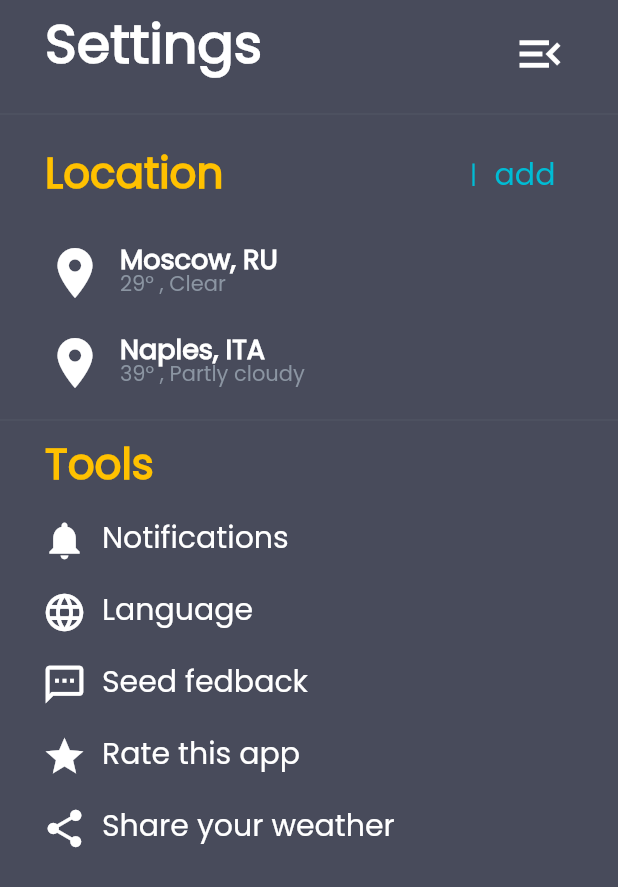
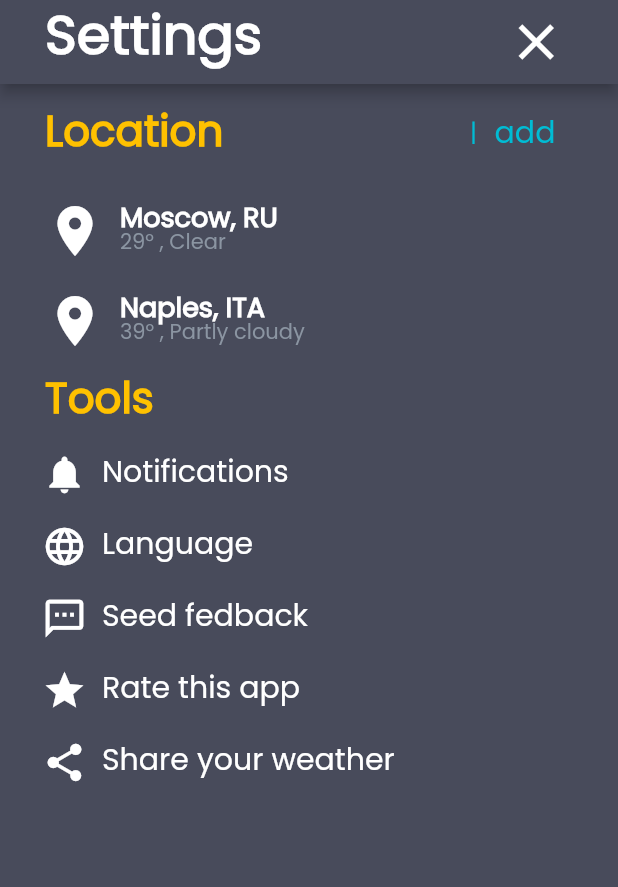
Before and after one commit to ALI-BABAI/weather_forecast_app, a Flutter app: the SettingsScreen screen opened directly, on a phone screen of 412 x 824 dp. Shown: the top 887 px of the screen. Run offline on Flutter 3.47's test engine with Material 2 defaults, Android fonts, the phone set to English and light mode, and no system bars; our stand-ins replace simple_gradient_text.

Commit message:
Оптимизация кода в экрана настроек
- переключение города свайпами на главном экране
- работа с данными

Доработки:
- фиксы говнокода - работа над оптимизацией кода!
- адаптивное изменение отступов в поле 'TOOLS' экрана настроек
(CustomSingleChildLayout и CustomMultiChildLayout используя можно добиться этого)
- определить текущий час и заполнить виджет на следующие 24 часа
- cделать адаптивный margin у виджета отображения погоды  на 24 часа (на устройствах с большим экраном данный виджет не растягивается по всей ширине)
- продолжить сборку ресурсов для проекта.

Открытые вопросы:
- виджет IconButton отображается без стилей*
- как реализуется пунктирный разделитель?
- AppBar или кастомный виджет для шапки приложения?
- исправить градиентную заливку фона
- меню настроек через  DRAWER компонент или отдельное окно?

```diff
--- a/lib/main.dart
+++ b/lib/main.dart
@@ -1,6 +1,5 @@
 import 'package:flutter/material.dart';
 import 'package:weather_forecast_app/screens/home_screen/home_screen.dart';
-import 'package:weather_forecast_app/screens/settings_screen.dart';
 import 'package:weather_forecast_app/theme/text.dart';
 import 'theme/colors.dart';
 
--- a/lib/screens/settings_screen.dart
+++ b/lib/screens/settings_screen.dart
@@ -1,3 +1,6 @@
+// можно сделать через DRAWER компонент
+// https://api.flutter.dev/flutter/material/Drawer-class.html
+
 import 'package:flutter/material.dart';
 import 'package:weather_forecast_app/screens/home_screen/home_screen.dart';
 import 'package:weather_forecast_app/theme/colors.dart';
@@ -5,60 +8,48 @@ import 'package:weather_forecast_app/theme/text.dart';
 
 void exitScreen() {}
 
-// Адаптивное изменение отступов в поле 'TOOLS'
-// Создать список кнопок и добавить оптимизацию кода
-// Виджет IconButton теряет свои визуальные эффекты при нажатии
 class SettingsScreen extends StatelessWidget {
   const SettingsScreen({super.key});
 
   @override
   Widget build(BuildContext context) {
     return Scaffold(
-      body: Container(
-        decoration: const BoxDecoration(
-          color: Color(0xFF484B5B),
+      appBar: AppBar(
+        elevation: 4, // тень
+        titleSpacing: 30,
+        title: Text(
+          'Settings',
+          style: poppinsRegularExtended(36, whiteColor, FontWeight.w600),
         ),
-        alignment: Alignment.center,
-        child: ListView(children: [
-          Column(
-              crossAxisAlignment: CrossAxisAlignment.center,
-              mainAxisAlignment: MainAxisAlignment.spaceBetween,
-              children: [
-                Padding(
-                  padding:
-                      const EdgeInsets.symmetric(horizontal: 30, vertical: 10),
-                  child: Row(
-                      mainAxisAlignment: MainAxisAlignment.spaceBetween,
-                      children: [
-                        Text(
-                          'Settings',
-                          style: poppinsRegularExtended(
-                              36, whiteColor, FontWeight.w900),
-                        ),
-                        IconButton(
+        backgroundColor: const Color(0xFF484B5B),
+        automaticallyImplyLeading:
+            false, // убираем автоматически созданную кнопку "назад"
+        actions: <Widget>[
+          Container(
+            margin: const EdgeInsets.only(right: 30),
+            child: IconButton(
+              padding: const EdgeInsets.only(right: 1),
+              splashRadius: 20,
+              icon: const Icon(Icons.close, size: 40),
               onPressed: () {
-                            // Navigator.pop(context);
                 Navigator.push(
                     context,
                     MaterialPageRoute(
                         builder: (context) => const HomeScreen()));
               },
-                          icon: const Icon(
-                            //Icons.cancel_rounded,
-                            Icons.menu_open,
-                            color: whiteColor,
-                            size: 36,
             ),
-                        )
-                      ]),
           ),
-                const Divider(color: grayColor, thickness: 0.1),
+        ],
+      ),
+      body: Container(
+        decoration: const BoxDecoration(
+          color: Color(0xFF484B5B),
+        ),
+        // alignment: Alignment.center,
+        child: Column(children: [
           const LocationWidget(),
-                const Divider(color: grayColor, thickness: 0.1),
-                Column(children: [
           Container(
-                    padding: const EdgeInsets.symmetric(
-                        horizontal: 30, vertical: 10),
+            padding: const EdgeInsets.symmetric(horizontal: 30, vertical: 10),
             alignment: Alignment.centerLeft,
             child: Text(
               'Tools',
@@ -66,102 +57,7 @@ class SettingsScreen extends StatelessWidget {
                   28, const Color(0xFFFFC100), FontWeight.w600),
             ),
           ),
-                  Padding(
-                    padding: const EdgeInsets.symmetric(horizontal: 20),
-                    child: TextButton(
-                        onPressed: () {},
-                        child: Row(
-                          children: [
-                            const Icon(Icons.notifications,
-                                color: whiteColor, size: 30),
-                            const SizedBox(width: 10),
-                            Expanded(
-                              child: Text(
-                                'Notifications',
-                                style: poppinsRegularExtended(
-                                    20, whiteColor, FontWeight.w500),
-                              ),
-                            ),
-                          ],
-                        )),
-                  ),
-                  Padding(
-                    padding: const EdgeInsets.symmetric(horizontal: 20),
-                    child: TextButton(
-                        onPressed: () {},
-                        child: Row(
-                          children: [
-                            const Icon(Icons.language,
-                                color: whiteColor, size: 30),
-                            const SizedBox(width: 10),
-                            Expanded(
-                              child: Text(
-                                'Language',
-                                style: poppinsRegularExtended(
-                                    20, whiteColor, FontWeight.w500),
-                              ),
-                            ),
-                          ],
-                        )),
-                  ),
-                  Padding(
-                    padding: const EdgeInsets.symmetric(horizontal: 20),
-                    child: TextButton(
-                        onPressed: () {},
-                        child: Row(
-                          children: [
-                            const Icon(Icons.sms_outlined,
-                                color: whiteColor, size: 30),
-                            const SizedBox(width: 10),
-                            Expanded(
-                              child: Text(
-                                'Seed fedback',
-                                style: poppinsRegularExtended(
-                                    20, whiteColor, FontWeight.w500),
-                              ),
-                            ),
-                          ],
-                        )),
-                  ),
-                  Padding(
-                    padding: const EdgeInsets.symmetric(horizontal: 20),
-                    child: TextButton(
-                        onPressed: () {},
-                        child: Row(
-                          children: [
-                            const Icon(Icons.star, color: whiteColor, size: 30),
-                            const SizedBox(width: 10),
-                            Expanded(
-                              child: Text(
-                                'Rate this app',
-                                style: poppinsRegularExtended(
-                                    20, whiteColor, FontWeight.w500),
-                              ),
-                            ),
-                          ],
-                        )),
-                  ),
-                  Padding(
-                    padding: const EdgeInsets.symmetric(horizontal: 20),
-                    child: TextButton(
-                        onPressed: () {},
-                        child: Row(
-                          children: [
-                            const Icon(Icons.share,
-                                color: whiteColor, size: 30),
-                            const SizedBox(width: 10),
-                            Expanded(
-                              child: Text(
-                                'Share your weather',
-                                style: poppinsRegularExtended(
-                                    20, whiteColor, FontWeight.w500),
-                              ),
-                            ),
-                          ],
-                        )),
-                  ),
-                ])
-              ]),
+          const Expanded(child: ToolsWidget()),
         ]),
       ),
     );
@@ -251,3 +147,55 @@ class InfoPerCity extends StatelessWidget {
     );
   }
 }
+
+class ToolsWidget extends StatelessWidget {
+  const ToolsWidget({super.key});
+
+  @override
+  Widget build(BuildContext context) {
+    return const Column(
+      children: [
+        Column(children: [
+          ToolsElementWidget(
+              buttonName: 'Notifications', iconType: Icons.notifications),
+          ToolsElementWidget(buttonName: 'Language', iconType: Icons.language),
+          ToolsElementWidget(
+              buttonName: 'Seed fedback', iconType: Icons.sms_outlined),
+          ToolsElementWidget(buttonName: 'Rate this app', iconType: Icons.star),
+          ToolsElementWidget(
+              buttonName: 'Share your weather', iconType: Icons.share),
+        ])
+      ],
+    );
+  }
+}
+
+class ToolsElementWidget extends StatelessWidget {
+  final String buttonName;
+  final IconData iconType;
+
+  const ToolsElementWidget(
+      {super.key, required this.buttonName, required this.iconType});
+
+  @override
+  Widget build(BuildContext context) {
+    return Padding(
+      padding: const EdgeInsets.symmetric(horizontal: 20),
+      child: TextButton(
+          onPressed: () {},
+          child: Row(
+            children: [
+              Icon(iconType, color: whiteColor, size: 30),
+              const SizedBox(width: 10),
+              Expanded(
+                child: Text(
+                  buttonName,
+                  style:
+                      poppinsRegularExtended(20, whiteColor, FontWeight.w500),
+                ),
+              ),
+            ],
+          )),
+    );
+  }
+}
```
Lines whose indentation alone changed are shown as unchanged.
